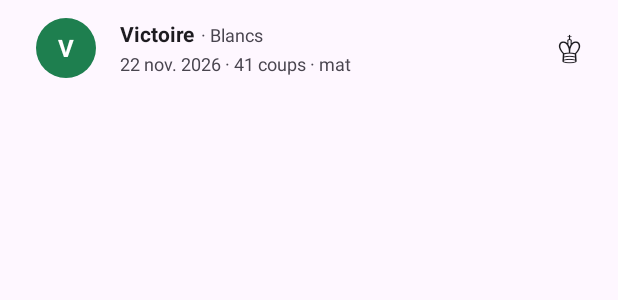
After one commit to Laidwin/TP-cours-android, an Android app: the layout item_partie.xml on its own in the app's theme, with its tools: preview values and no code run, on a phone screen of 412 x 824 dp. The commit adds this screen. Shown: the top 300 px of the screen. Run offline under Robolectric (Android 15) with nearby library versions, the phone set to English and light mode, and no system bars.

Commit message:
Partie 2

```diff
--- a/app/src/main/java/fr/mines/philidor/MainActivity.java
+++ b/app/src/main/java/fr/mines/philidor/MainActivity.java
@@ -61,7 +61,7 @@ public class MainActivity extends AppCompatActivity {
         return true;
     }
 
-    private double creativite() {
-        return Math.round(binding.creativite.getValue() * 10) / 10.0;
+    private float creativite() {
+        return binding.creativite.getValue();
     }
 }
--- /dev/null
+++ b/app/src/main/res/drawable/pastille_defaite.xml
@@ -0,0 +1,5 @@
+<?xml version="1.0" encoding="utf-8"?>
+<shape xmlns:android="http://schemas.android.com/apk/res/android"
+    android:shape="oval">
+    <solid android:color="@color/rouge" />
+</shape>
--- /dev/null
+++ b/app/src/main/res/drawable/pastille_nulle.xml
@@ -0,0 +1,5 @@
+<?xml version="1.0" encoding="utf-8"?>
+<shape xmlns:android="http://schemas.android.com/apk/res/android"
+    android:shape="oval">
+    <solid android:color="@color/gris" />
+</shape>
--- /dev/null
+++ b/app/src/main/res/drawable/pastille_victoire.xml
@@ -0,0 +1,5 @@
+<?xml version="1.0" encoding="utf-8"?>
+<shape xmlns:android="http://schemas.android.com/apk/res/android"
+    android:shape="oval">
+    <solid android:color="@color/vert" />
+</shape>
--- /dev/null
+++ b/app/src/main/res/layout/item_partie.xml
@@ -0,0 +1,74 @@
+<?xml version="1.0" encoding="utf-8"?>
+<LinearLayout xmlns:android="http://schemas.android.com/apk/res/android"
+    xmlns:tools="http://schemas.android.com/tools"
+    android:layout_width="match_parent"
+    android:layout_height="wrap_content"
+    android:gravity="center_vertical"
+    android:orientation="horizontal"
+    android:paddingStart="24dp"
+    android:paddingTop="12dp"
+    android:paddingEnd="24dp"
+    android:paddingBottom="12dp">
+
+    <TextView
+        android:id="@+id/pastille"
+        android:layout_width="40dp"
+        android:layout_height="40dp"
+        android:gravity="center"
+        android:textColor="@color/white"
+        android:textSize="16sp"
+        android:textStyle="bold"
+        tools:background="@drawable/pastille_victoire"
+        tools:text="V" />
+
+    <LinearLayout
+        android:layout_width="0dp"
+        android:layout_height="wrap_content"
+        android:layout_marginStart="16dp"
+        android:layout_weight="1"
+        android:orientation="vertical">
+
+        <LinearLayout
+            android:layout_width="wrap_content"
+            android:layout_height="wrap_content"
+            android:orientation="horizontal">
+
+            <TextView
+                android:id="@+id/resultat"
+                android:layout_width="wrap_content"
+                android:layout_height="wrap_content"
+                android:textColor="?attr/colorOnSurface"
+                android:textSize="14sp"
+                android:textStyle="bold"
+                tools:text="Victoire" />
+
+            <TextView
+                android:id="@+id/couleur"
+                android:layout_width="wrap_content"
+                android:layout_height="wrap_content"
+                android:layout_marginStart="4dp"
+                android:textColor="?attr/colorOnSurfaceVariant"
+                android:textSize="12sp"
+                tools:text="· Blancs" />
+        </LinearLayout>
+
+        <TextView
+            android:id="@+id/details"
+            android:layout_width="wrap_content"
+            android:layout_height="wrap_content"
+            android:layout_marginTop="2dp"
+            android:textColor="?attr/colorOnSurfaceVariant"
+            android:textSize="12sp"
+            tools:text="22 nov. 2026 · 41 coups · mat" />
+    </LinearLayout>
+
+    <TextView
+        android:id="@+id/roi"
+        android:layout_width="wrap_content"
+        android:layout_height="wrap_content"
+        android:layout_marginStart="16dp"
+        android:textColor="?attr/colorOnSurface"
+        android:textSize="24sp"
+        tools:text="♔" />
+
+</LinearLayout>
--- a/app/src/main/res/values/colors.xml
+++ b/app/src/main/res/values/colors.xml
@@ -11,4 +11,7 @@
     <color name="vert_nuit">#FF003920</color>
     <color name="vert_sombre">#FF1E4D35</color>
     <color name="vert_tres_pale">#FFC8EBD6</color>
+
+    <color name="rouge">#FFC0392B</color>
+    <color name="gris">#FF8FA3B8</color>
 </resources>
```
Also changed, not shown: app/src/main/java/fr/mines/philidor/HistoriqueActivity.java (+44 -0 lines), app/src/main/java/fr/mines/philidor/PartieAdapter.java (added, +74 -0 lines), app/src/main/java/fr/mines/philidor/PartieJouee.java (added, +44 -0 lines), app/src/main/res/layout/activity_historique.xml (+40 -0 lines), app/src/main/res/values/strings.xml (+20 -0 lines).
